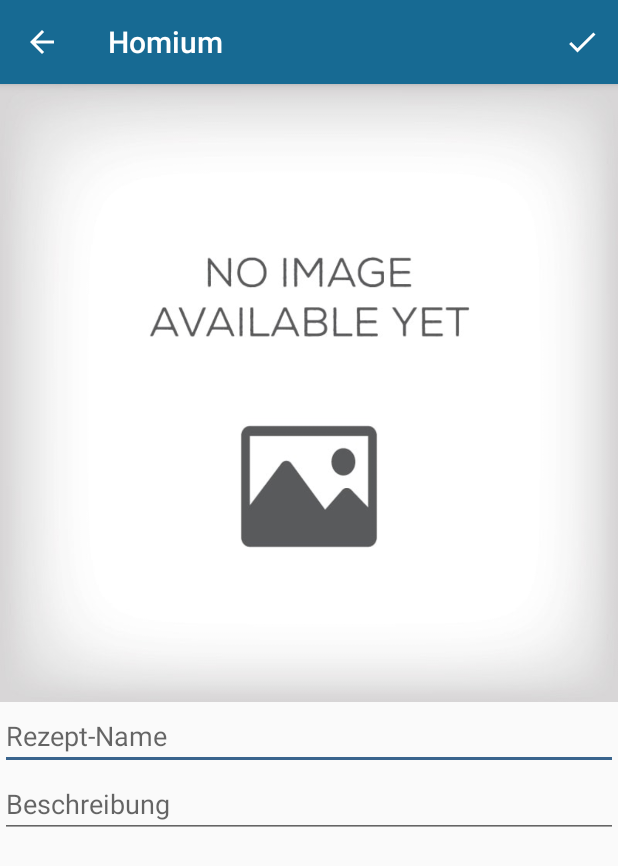
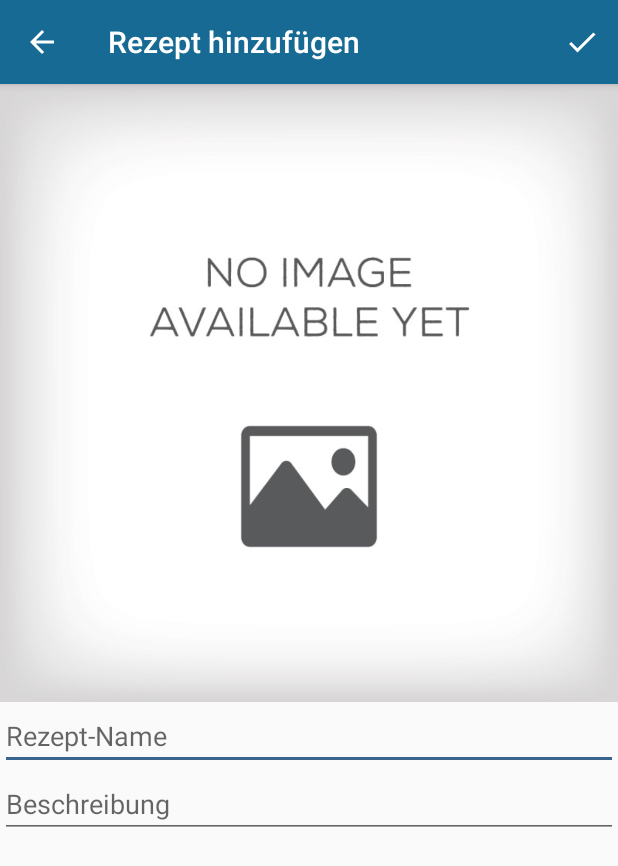
Before and after one commit to MademDevs/Homium, an Android app: the RecipeEditActivity screen opened directly, with no data from a screen before it, on a phone screen of 412 x 824 dp. Shown: the top 866 px of the screen. Run offline under Robolectric (Android 15) with nearby library versions, the phone set to English and light mode, and no system bars; our stand-ins replace Room's generated code.

```diff
--- a/app/src/main/java/de/madem/homium/constants/RequestCodeConstants.kt
+++ b/app/src/main/java/de/madem/homium/constants/RequestCodeConstants.kt
@@ -1,3 +1,4 @@
 package de.madem.homium.constants
 
 const val REQUEST_CODE_SHOPPING = 100
+const val REQUEST_CODE_RECIPES = 200
--- a/app/src/main/java/de/madem/homium/databases/RecipeDao.kt
+++ b/app/src/main/java/de/madem/homium/databases/RecipeDao.kt
@@ -18,6 +18,9 @@ interface RecipeDao {
     @Query("SELECT * FROM recipe")
     fun getAllRecipe(): List<Recipe>
 
+    @Query("SELECT * FROM recipe WHERE uid = :id")
+    fun getRecipeById(id: Int): Recipe
+
     //TODO: Queries for Recipe and Ingredients!
 
 
--- a/app/src/main/java/de/madem/homium/ui/activities/recipe/RecipeEditActivity.kt
+++ b/app/src/main/java/de/madem/homium/ui/activities/recipe/RecipeEditActivity.kt
@@ -8,6 +8,7 @@ import android.net.Uri
 import android.os.Bundle
 import android.os.Environment
 import android.provider.MediaStore
+import android.text.Editable
 import android.view.Menu
 import android.view.MenuItem
 import android.widget.EditText
@@ -21,6 +22,7 @@ import de.madem.homium.R
 import de.madem.homium.databases.AppDatabase
 import de.madem.homium.models.Recipe
 import de.madem.homium.models.ShoppingItem
+import de.madem.homium.models.Units
 import de.madem.homium.utilities.CoroutineBackgroundTask
 import de.madem.homium.utilities.finishWithBooleanResult
 import java.io.File
@@ -38,6 +40,7 @@ class RecipeEditActivity : AppCompatActivity() {
 
     val REQUEST_TAKE_PHOTO = 1
     var currentPhotoPath: String = ""
+    private var recipeid: Int = -1
 
 
     override fun onCreate(savedInstanceState: Bundle?) {
@@ -50,17 +53,40 @@ class RecipeEditActivity : AppCompatActivity() {
 
         initGuiComponents()
 
-/*
-        itemid = intent.getIntExtra("item", -1)
-        if(itemid >= 0) {
-            btnDelete.isVisible = true
-            setShoppingItemToElements(itemid)
-            supportActionBar?.title = resources.getString(R.string.screentitle_edit_shoppingitem_edit)
+
+        recipeid = intent.getIntExtra("recipe", -1)
+        println("Recipe-ID: $recipeid")
+        if(recipeid >= 0) {
+            setRecipeToElements(recipeid)
+            supportActionBar?.title = resources.getString(R.string.recipeEdit_title_edit)
         } else {
-            supportActionBar?.title = resources.getString(R.string.screentitle_edit_shopppingitem_add)
-            btnDelete.isVisible = false
+            supportActionBar?.title = resources.getString(R.string.recipeEdit_title_add)
         }
-*/
+
+    }
+
+    fun setRecipeToElements(id: Int) {
+        CoroutineBackgroundTask<Recipe>()
+            .executeInBackground { db.recipeDao().getRecipeById(id) }
+            .onDone {
+                //setting name
+               title.text = Editable.Factory.getInstance().newEditable(it.name)
+                description.text = Editable.Factory.getInstance().newEditable(it.description)
+                setPicFromDatabse(it.image)
+
+            }
+            .start()
+    }
+
+    fun setPicFromDatabse(databasePhotoPath: String) {
+        // Get the dimensions of the View
+        if(databasePhotoPath.isNotEmpty()) {
+            BitmapFactory.decodeFile(databasePhotoPath)?.also { bitmap ->
+                imgView.setImageBitmap(bitmap)
+            }
+        } else {
+            imgView.setImageResource(R.drawable.empty_picture)
+        }
     }
 
     fun addOrUpdateToDatabaseIfPossible() {
--- a/app/src/main/java/de/madem/homium/ui/fragments/recipes/RecipesFragment.kt
+++ b/app/src/main/java/de/madem/homium/ui/fragments/recipes/RecipesFragment.kt
@@ -18,6 +18,7 @@ import androidx.recyclerview.widget.RecyclerView
 import androidx.swiperefreshlayout.widget.SwipeRefreshLayout
 import com.google.android.material.floatingactionbutton.FloatingActionButton
 import de.madem.homium.R
+import de.madem.homium.constants.REQUEST_CODE_RECIPES
 import de.madem.homium.constants.REQUEST_CODE_SHOPPING
 import de.madem.homium.databases.AppDatabase
 import de.madem.homium.managers.adapters.RecipesListAdapter
@@ -96,7 +97,10 @@ class RecipesFragment : Fragment() {
         val adapter = RecipesListAdapter(this, recipesViewModel.recipeList)
         recyclerView.adapter = adapter
         adapter.shortClickListener = {recipe, viewHolder ->
-            Toast.makeText(context, "Selected ${recipe.name}", Toast.LENGTH_LONG).show()
+            Toast.makeText(context, "Selected ${recipe.name}, ${recipe.uid}", Toast.LENGTH_LONG).show()
+            Intent(activity, RecipeEditActivity::class.java)
+                .apply {putExtra("recipe", recipe.uid)}
+                .also { startActivityForResult(it, REQUEST_CODE_RECIPES) }
         }
     }
 
--- a/app/src/main/res/values/strings.xml
+++ b/app/src/main/res/values/strings.xml
@@ -54,6 +54,8 @@
     <!--recipes list texts-->
     <string name="image_description">Bild</string>
     <string name="txtView_recipesName">Rezeptname</string>
+    <string name="recipeEdit_title_add">Rezept hinzufügen</string>
+    <string name="recipeEdit_title_edit">Rezept bearbeiten</string>
 
     <!--recipe edit texts-->
     <string name="recipe_title">Rezept-Name</string>
```
